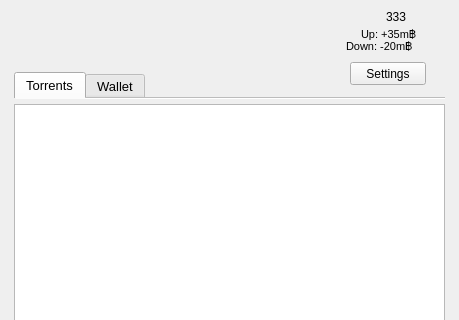
Old version of the form lib/view/mainwindow.ui in the repository RdeWilde/JoyStream; both pictures show x 0 to 459 and y 0 to 320 of the 459 by 464 pixel window.
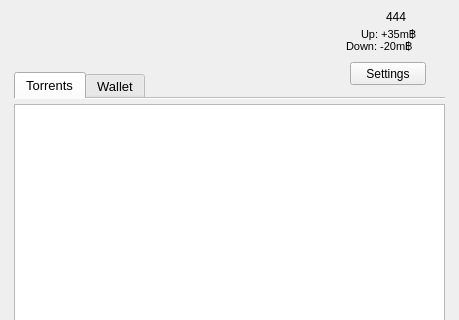
New version of the form. Icons and pictures are not drawn.

```diff
--- a/lib/view/mainwindow.ui
+++ b/lib/view/mainwindow.ui
@@ -191,7 +191,7 @@
      </rect>
     </property>
     <property name="text">
-     <string>333</string>
+     <string>444</string>
     </property>
    </widget>
   </widget>
```
